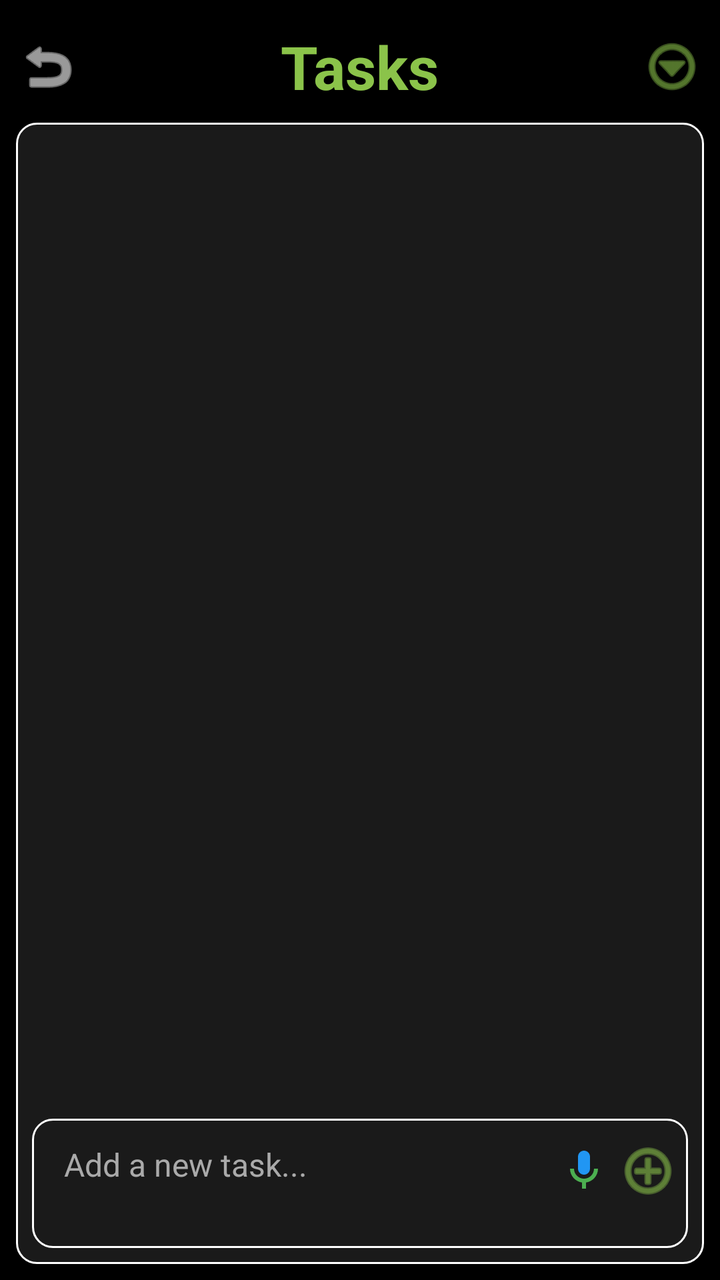
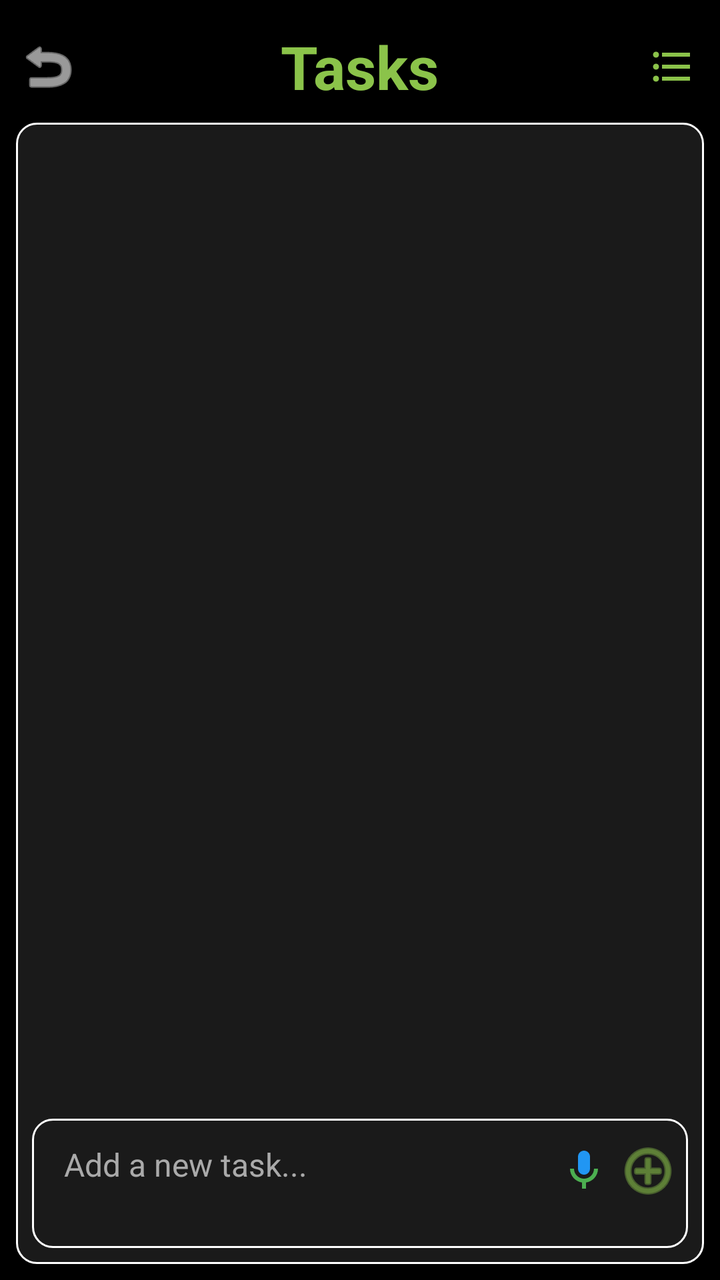

Compare the two renders of this Android layout. The source of the first and the diff that turns it into the second are given below.
<!-- AndroidManifest.xml: activity theme Theme.MyCalendar2026SAR -->
<!-- res/layout/activity_task.xml -->
<?xml version="1.0" encoding="utf-8"?>
<androidx.constraintlayout.widget.ConstraintLayout xmlns:android="http://schemas.android.com/apk/res/android"
    xmlns:app="http://schemas.android.com/apk/res-auto"
    xmlns:tools="http://schemas.android.com/tools"
    android:layout_width="match_parent"
    android:layout_height="match_parent"
    android:background="@color/black">

    <androidx.constraintlayout.widget.ConstraintLayout
        android:id="@+id/taskHeader"
        android:layout_width="match_parent"
        android:layout_height="wrap_content"
        android:layout_marginTop="5dp"
        android:padding="8dp"
        app:layout_constraintTop_toTopOf="parent">

        <ImageButton
            android:id="@+id/taskBackButton"
            android:layout_width="32dp"
            android:layout_height="32dp"
            android:background="?attr/selectableItemBackgroundBorderless"
            android:src="@android:drawable/ic_menu_revert"
            app:layout_constraintBottom_toBottomOf="parent"
            app:layout_constraintStart_toStartOf="parent"
            app:layout_constraintTop_toTopOf="parent"
            app:tint="@color/white" />

        <LinearLayout
            android:id="@+id/taskLogoContainer"
            android:layout_width="wrap_content"
            android:layout_height="wrap_content"
            android:layout_marginStart="8dp"
            android:gravity="center_vertical"
            android:orientation="horizontal"
            app:layout_constraintBottom_toBottomOf="parent"
            app:layout_constraintStart_toEndOf="@id/taskBackButton"
            app:layout_constraintTop_toTopOf="parent"/>

        <TextView
            android:id="@+id/taskTitle"
            android:layout_width="wrap_content"
            android:layout_height="wrap_content"
            android:text="Tasks"
            android:textColor="@color/light_green"
            android:textSize="30sp"
            android:textStyle="bold"
            app:layout_constraintBottom_toBottomOf="parent"
            app:layout_constraintEnd_toEndOf="parent"
            app:layout_constraintStart_toStartOf="parent"
            app:layout_constraintTop_toTopOf="parent" />

        <ImageButton
            android:id="@+id/taskMenuButton"
            android:layout_width="32dp"
            android:layout_height="32dp"
            android:background="?attr/selectableItemBackgroundBorderless"
            android:src="@android:drawable/ic_menu_more"
            app:layout_constraintBottom_toBottomOf="parent"
            app:layout_constraintEnd_toEndOf="parent"
            app:layout_constraintTop_toTopOf="parent"
            app:tint="@color/light_green" />

    </androidx.constraintlayout.widget.ConstraintLayout>

    <LinearLayout
        android:layout_width="match_parent"
        android:layout_height="0dp"
        android:layout_marginStart="8dp"
        android:layout_marginEnd="8dp"
        android:layout_marginBottom="8dp"
        android:layout_marginTop="0dp"
        android:background="@drawable/summary_border"
        android:orientation="vertical"
        android:padding="8dp"
        app:layout_constraintBottom_toBottomOf="parent"
        app:layout_constraintTop_toBottomOf="@id/taskHeader">

        <androidx.recyclerview.widget.RecyclerView
            android:id="@+id/taskRecyclerView"
            android:layout_width="match_parent"
            android:layout_height="0dp"
            android:layout_weight="1"
            tools:listitem="@layout/item_task" />

        <LinearLayout
            android:layout_width="match_parent"
            android:layout_height="wrap_content"
            android:layout_marginTop="8dp"
            android:background="@drawable/task_input_border"
            android:gravity="top"
            android:orientation="horizontal"
            android:padding="4dp">

            <EditText
                android:id="@+id/taskInput"
                android:layout_width="0dp"
                android:layout_height="wrap_content"
                android:layout_weight="1"
                android:background="@null"
                android:gravity="top"
                android:hint="Add a new task..."
                android:minLines="2"
                android:paddingStart="12dp"
                android:paddingTop="8dp"
                android:paddingEnd="8dp"
                android:paddingBottom="8dp"
                android:textColor="@color/white"
                android:textColorHint="#AAAAAA"
                android:textSize="16sp" />

            <ImageButton
                android:id="@+id/voiceTaskButton"
                android:layout_width="32dp"
                android:layout_height="32dp"
                android:layout_marginTop="6dp"
                android:background="?attr/selectableItemBackgroundBorderless"
                android:src="@drawable/ic_menu_voice_note_color"
                android:contentDescription="Voice Input" />

            <ImageButton
                android:id="@+id/addTaskButton"
                android:layout_width="32dp"
                android:layout_height="32dp"
                android:layout_marginTop="6dp"
                android:background="?attr/selectableItemBackgroundBorderless"
                android:src="@android:drawable/ic_menu_add"
                app:tint="@color/light_green" />
        </LinearLayout>

    </LinearLayout>

</androidx.constraintlayout.widget.ConstraintLayout>
<!-- res/layout/item_task.xml (included above) -->
<?xml version="1.0" encoding="utf-8"?>
<LinearLayout xmlns:android="http://schemas.android.com/apk/res/android"
    android:layout_width="match_parent"
    android:layout_height="wrap_content"
    android:gravity="center_vertical"
    android:orientation="horizontal"
    android:padding="0dp">

    <CheckBox
        android:id="@+id/taskCheckBox"
        android:layout_width="wrap_content"
        android:layout_height="wrap_content"
        android:buttonTint="@color/light_green" />

    <TextView
        android:id="@+id/taskText"
        android:layout_width="0dp"
        android:layout_height="wrap_content"
        android:layout_weight="1"
        android:layout_marginStart="8dp"
        android:textColor="@color/white"
        android:textSize="16sp" />

    <ImageButton
        android:id="@+id/deleteTaskButton"
        android:layout_width="32dp"
        android:layout_height="32dp"
        android:background="?attr/selectableItemBackgroundBorderless"
        android:contentDescription="Delete Task"
        android:src="@android:drawable/ic_menu_delete"
        android:visibility="gone"
        app:tint="@color/expense_red"
        xmlns:app="http://schemas.android.com/apk/res-auto" />

</LinearLayout>
<!-- resources referenced by this layout -->
<resources>
  <color name="black">#FF000000</color>
  <color name="expense_red">#FF5252</color>
  <color name="light_green">#8BC34A</color>
  <color name="white">#FFFFFFFF</color>
  <!-- drawable ic_menu_voice_note_color (drawable) -->
  <vector xmlns:android="http://schemas.android.com/apk/res/android"
      android:width="24dp"
      android:height="24dp"
      android:viewportWidth="24"
      android:viewportHeight="24">
      <path
          android:fillColor="#2196F3"
          android:pathData="M12,14c1.66,0 3,-1.34 3,-3V5c0,-1.66 -1.34,-3 -3,-3S9,3.34 9,5v6c0,1.66 1.34,3 3,3z" />
      <path
          android:fillColor="#4CAF50"
          android:pathData="M17,11c0,2.76 -2.24,5 -5,5s-5,-2.24 -5,-5H5c0,3.53 2.61,6.43 6,6.92V21h2v-3.08c3.39,-0.49 6,-3.39 6,-6.92h-2z" />
  </vector>
  <!-- drawable summary_border (drawable) -->
  <?xml version="1.0" encoding="utf-8"?>
  <shape xmlns:android="http://schemas.android.com/apk/res/android">
      <solid android:color="@color/card_dark" />
      <stroke
          android:width="1dp"
          android:color="@color/white" />
      <corners android:radius="10dp" />
  </shape>
  <!-- drawable task_input_border (drawable) -->
  <?xml version="1.0" encoding="utf-8"?>
  <shape xmlns:android="http://schemas.android.com/apk/res/android">
      <solid android:color="@color/card_dark" />
      <stroke
          android:width="1dp"
          android:color="@color/white" />
      <corners android:radius="10dp" />
  </shape>
  <color name="card_dark">#1A1A1A</color>
  <color name="purple_500">#FF6200EE</color>
  <color name="purple_700">#FF3700B3</color>
  <color name="teal_200">#FF03DAC5</color>
  <color name="teal_700">#FF018786</color>
  <style name="CustomAlertDialogTheme" parent="ThemeOverlay.MaterialComponents.MaterialAlertDialog">
          <item name="colorPrimary">@color/light_green</item>
          <item name="colorAccent">@color/light_green</item>
          <item name="colorSecondary">@color/light_green</item>
          <item name="android:textColorPrimary">@color/white</item>
          
          <item name="buttonBarPositiveButtonStyle">@style/GreenButtonStyle</item>
          <item name="buttonBarNegativeButtonStyle">@style/GreenButtonStyle</item>
          <item name="buttonBarNeutralButtonStyle">@style/GreenButtonStyle</item>
      </style>
  <style name="GreenButtonStyle" parent="Widget.MaterialComponents.Button.TextButton">
          <item name="android:textColor">@color/light_green</item>
      </style>
  <!-- unchanged entries left out for length: 1 -->
</resources>

<!-- the commit's change to res/layout/activity_task.xml (unified diff, before → after) -->
@@ -54,7 +54,7 @@
             android:layout_width="32dp"
             android:layout_height="32dp"
             android:background="?attr/selectableItemBackgroundBorderless"
-            android:src="@android:drawable/ic_menu_more"
+            android:src="@drawable/ic_menu_tx_all_color"
             app:layout_constraintBottom_toBottomOf="parent"
             app:layout_constraintEnd_toEndOf="parent"
             app:layout_constraintTop_toTopOf="parent"
<!-- resource entries referenced after the edit -->
@@ -4,6 +4,25 @@
   <color name="expense_red">#FF5252</color>
   <color name="light_green">#8BC34A</color>
   <color name="white">#FFFFFFFF</color>
+  <!-- drawable ic_menu_tx_all_color (drawable) -->
+  <vector xmlns:android="http://schemas.android.com/apk/res/android"
+      android:width="24dp"
+      android:height="24dp"
+      android:viewportWidth="24"
+      android:viewportHeight="24">
+      <path
+          android:fillColor="#FFC107"
+          android:pathData="M4,10.5c-0.83,0 -1.5,0.67 -1.5,1.5s0.67,1.5 1.5,1.5 1.5,-0.67 1.5,-1.5 -0.67,-1.5 -1.5,-1.5z" />
+      <path
+          android:fillColor="#4CAF50"
+          android:pathData="M4,4.5c-0.83,0 -1.5,0.67 -1.5,1.5s0.67,1.5 1.5,1.5 1.5,-0.67 1.5,-1.5 -0.67,-1.5 -1.5,-1.5z" />
+      <path
+          android:fillColor="#F44336"
+          android:pathData="M4,16.5c-0.83,0 -1.5,0.67 -1.5,1.5s0.67,1.5 1.5,1.5 1.5,-0.67 1.5,-1.5 -0.67,-1.5 -1.5,-1.5z" />
+      <path
+          android:fillColor="#FFFFFF"
+          android:pathData="M7,19h14v-2H7v2zm0,-6h14v-2H7v2zm0,-8v2h14V5H7z" />
+  </vector>
   <!-- drawable ic_menu_voice_note_color (drawable) -->
   <vector xmlns:android="http://schemas.android.com/apk/res/android"
       android:width="24dp"
